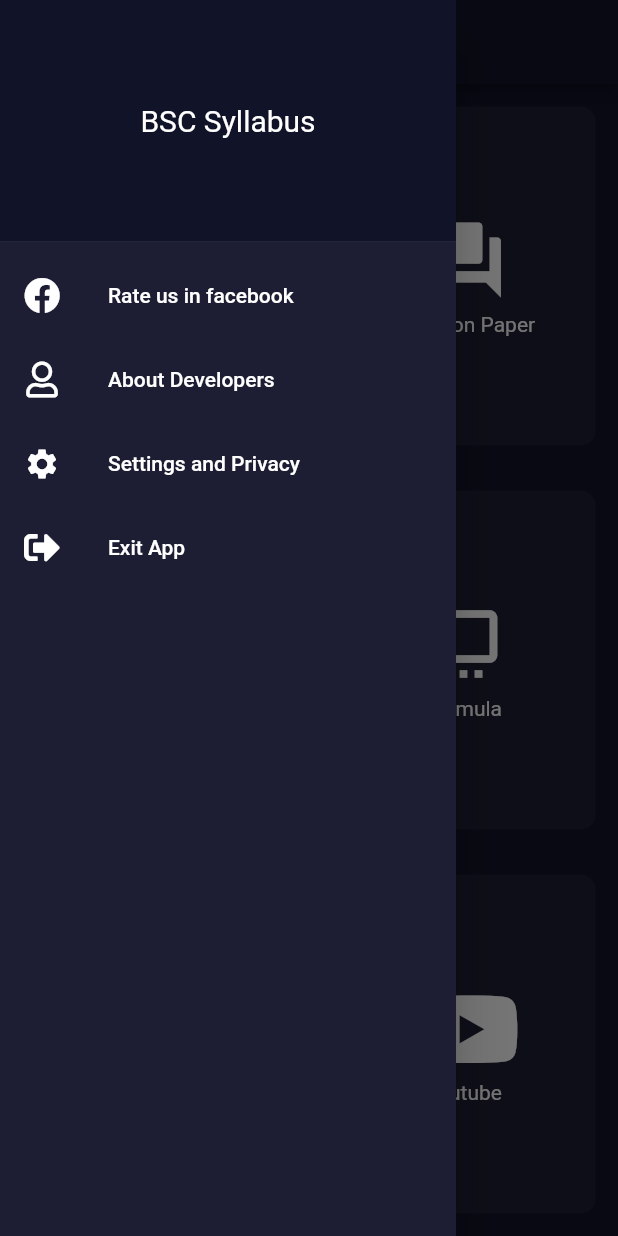
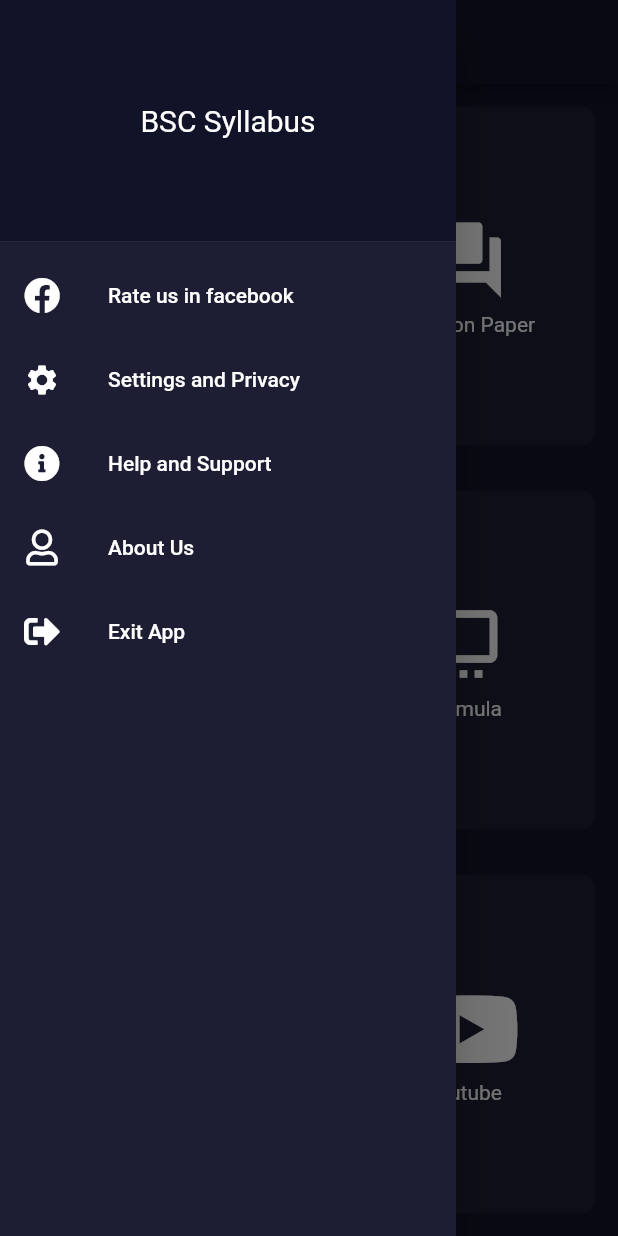
Before and after one commit to SulavChhetri/BSC-Syllabus, a Flutter app: the screen it shows after launch, with the side drawer open, on a phone screen of 412 x 824 dp. Run offline on Flutter 3.47's test engine with Material 2 defaults, Android fonts, the phone set to English and light mode, and no system bars; our stand-ins replace font_awesome_flutter.

Commit message:
BSC Physics Syllabus

```diff
--- a/lib/Reusable_containers.dart
+++ b/lib/Reusable_containers.dart
@@ -1,7 +1,5 @@
 import 'package:flutter/material.dart';
 import 'constants.dart';
-import 'package:font_awesome_flutter/font_awesome_flutter.dart';
-
 
 class Reuseablecontainer extends StatelessWidget {
   final Widget cardchild;
@@ -20,30 +18,3 @@ class Reuseablecontainer extends StatelessWidget {
     );
   }
 }
-
-class Iconcontent extends StatelessWidget {
-
-  final IconData icon;
-  final String icontext;
-  Iconcontent({required this.icon, required this.icontext});
-
-  @override
-  Widget build(BuildContext context) {
-    return Column(
-      mainAxisAlignment: MainAxisAlignment.center,
-      children: [
-        Icon(
-          icon,
-          size: 60,
-        ),
-        SizedBox(
-          height: 5,
-        ),
-        Text(
-          icontext,
-          style: kBodytext,
-        ),
-      ],
-    );
-  }
-}
--- /dev/null
+++ b/lib/drawers.dart
@@ -0,0 +1,40 @@
+import 'package:flutter/material.dart';
+import 'constants.dart';
+import 'package:font_awesome_flutter/font_awesome_flutter.dart';
+class Drawers extends StatelessWidget {
+  @override
+  Widget build(BuildContext context) {
+    return Drawer(
+      child: ListView(
+        children: [
+          DrawerHeader(
+            padding: EdgeInsets.zero,
+            decoration: BoxDecoration(
+              color: kInactivecardcolor,
+            ),
+            child: Center(child: Text('BSC Syllabus',style: kHeadtitle,),),),
+          ListTile(
+            leading: Icon(FontAwesomeIcons.facebook),
+            title: Text('Rate us in facebook',style: kBodytext,),
+          ),
+          ListTile(
+            leading: Icon(Icons.settings),
+            title: Text('Settings and Privacy'),
+          ),
+          ListTile(
+            leading: Icon(FontAwesomeIcons.infoCircle),
+            title: Text('Help and Support'),
+          ),
+          ListTile(
+            leading: Icon(FontAwesomeIcons.user),
+            title: Text('About Us', style: kBodytext,),
+          ),
+          ListTile(
+            leading: Icon(FontAwesomeIcons.signOutAlt),
+            title: Text('Exit App'),
+          ),
+        ],
+      ),
+    );
+  }
+}
--- a/lib/icon_contents.dart
+++ b/lib/icon_contents.dart
@@ -1,2 +1,30 @@
-import 'package:font_awesome_flutter/font_awesome_flutter.dart';
+import 'constants.dart';
 import 'package:flutter/material.dart';
+
+class Iconcontent extends StatelessWidget {
+
+  final IconData icon;
+  final String icontext;
+  Iconcontent({required this.icon, required this.icontext});
+
+  @override
+  Widget build(BuildContext context) {
+    return Column(
+      mainAxisAlignment: MainAxisAlignment.center,
+      children: [
+        Icon(
+          icon,
+          color: Colors.white,
+          size: 60,
+        ),
+        SizedBox(
+          height: 5,
+        ),
+        Text(
+          icontext,
+          style: kBodytext,
+        ),
+      ],
+    );
+  }
+}
--- a/lib/input_page.dart
+++ b/lib/input_page.dart
@@ -1,10 +1,11 @@
+import 'drawers.dart';
 import 'package:flutter/cupertino.dart';
 import 'package:flutter/material.dart';
 import 'package:font_awesome_flutter/font_awesome_flutter.dart';
 import 'constants.dart';
 import 'Reusable_containers.dart';
-import 'package:flutter/services.dart';
 import 'package:url_launcher/url_launcher.dart';
+import 'icon_contents.dart';
 
 class InputPage extends StatefulWidget {
   const InputPage({Key? key}) : super(key: key);
@@ -17,34 +18,7 @@ class _InputPageState extends State<InputPage> {
   @override
   Widget build(BuildContext context) {
     return Scaffold(
-      drawer: Drawer(
-        child: ListView(
-          children: [
-            DrawerHeader(
-              padding: EdgeInsets.zero,
-              decoration: BoxDecoration(
-                color: kInactivecardcolor,
-              ),
-              child: Center(child: Text('BSC Syllabus',style: kHeadtitle,),),),
-            ListTile(
-              leading: Icon(FontAwesomeIcons.facebook),
-              title: Text('Rate us in facebook',style: kBodytext,),
-            ),
-            ListTile(
-              leading: Icon(FontAwesomeIcons.user),
-              title: Text('About Developers', style: kBodytext,),
-            ),
-            ListTile(
-              leading: Icon(Icons.settings),
-              title: Text('Settings and Privacy'),
-            ),
-            ListTile(
-              leading: Icon(FontAwesomeIcons.signOutAlt),
-              title: Text('Exit App'),
-            ),
-          ],
-        ),
-      ),
+      drawer: Drawers(),
       appBar: AppBar(
         title: Text(
           'BSC Syllabus',
@@ -59,9 +33,14 @@ class _InputPageState extends State<InputPage> {
               child: Row(
                 children: <Widget>[
                   Reuseablecontainer(
-                    cardchild: Iconcontent(
-                      icon: Icons.library_books,
-                      icontext: 'Syllabus',
+                    cardchild: TextButton(
+                      onPressed: (){
+                        Navigator.pushNamed(context, '/first');
+                      },
+                      child: Iconcontent(
+                        icon: Icons.library_books,
+                        icontext: 'Syllabus',
+                      ),
                     ),
                   ),
                   Reuseablecontainer(
--- a/lib/main.dart
+++ b/lib/main.dart
@@ -1,6 +1,12 @@
+import 'package:bscsyllabus/formula.dart';
+import 'package:bscsyllabus/notes.dart';
+import 'package:bscsyllabus/questionpaper.dart';
 import 'package:flutter/material.dart';
 import 'input_page.dart';
 import 'constants.dart';
+import 'syllabus.dart';
+import 'notices.dart';
+import 'notes.dart';
 
 void main(){
   runApp(MyApp());
@@ -18,7 +24,15 @@ class MyApp extends StatelessWidget {
         canvasColor: kActivecardcolor,
         scaffoldBackgroundColor: kInactivecardcolor,
       ),
-      home: InputPage(),
+      initialRoute: '/',
+      routes: {
+        '/': (context)=> InputPage(),
+        '/first': (context)=> Syllabus(),
+        '/second':(context)=> QuestionPaper(),
+        '/third': (context)=> Notes(),
+        '/fourth':(context)=> Formula(),
+        '/fifth': (context)=> Notice(),
+      },
     );
   }
 }
```
Also changed, not shown: lib/notices.dart (added, +9 -0 lines), lib/syllabus.dart (+60 -3 lines), lib/test.dart (deleted, +0 -232 lines).
